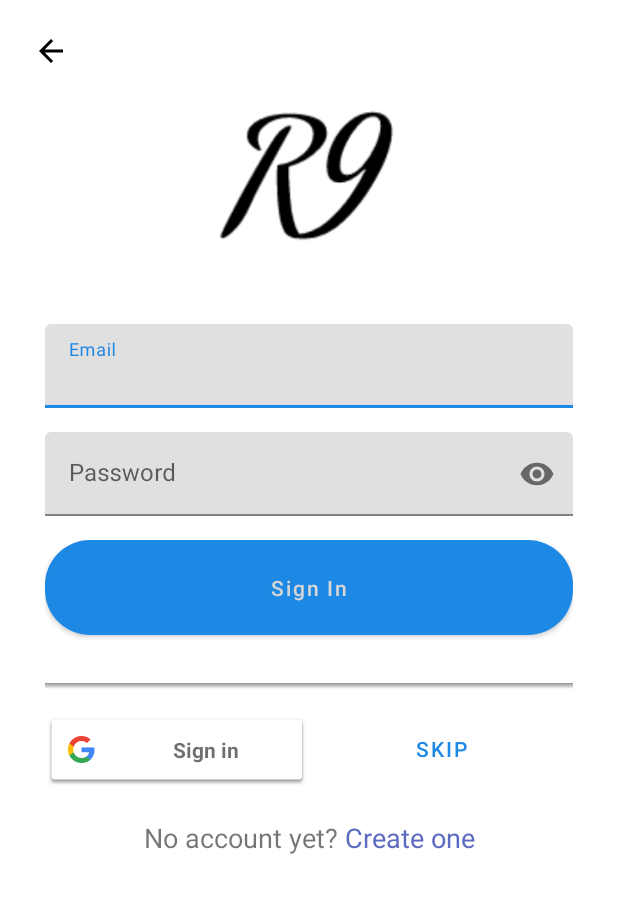
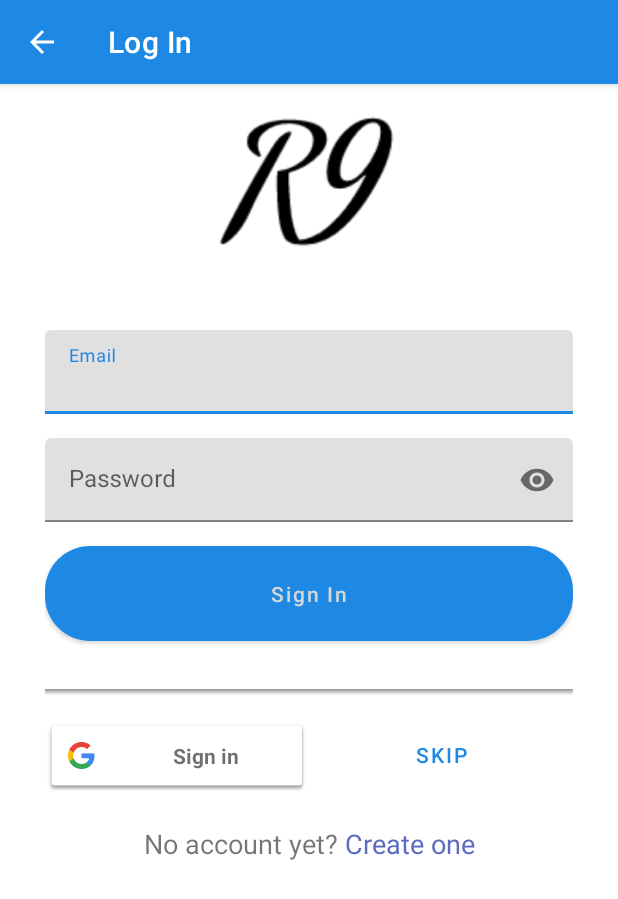
Before and after one commit to PreetamSingh11/Refer9, an Android app: the screen it shows after launch (LoginActivity), on a phone screen of 412 x 824 dp. Shown: the top 899 px of the screen. Run offline under Robolectric (Android 15) with nearby library versions, the phone set to English and light mode, and no system bars; our stand-ins replace Firebase (no records; nobody signed in at launch, a user with empty details on screens opened directly); plain views replace CircularProgressButton.

Commit message:
Daily Commits

```diff
--- a/app/src/main/java/com/refer/android/refer9/activities/LoginActivity.kt
+++ b/app/src/main/java/com/refer/android/refer9/activities/LoginActivity.kt
@@ -1,12 +1,10 @@
 package com.refer.android.refer9.activities
 
-import android.content.Intent
 import android.os.Bundle
 import android.view.WindowManager
 import androidx.appcompat.app.AppCompatActivity
 import com.refer.android.refer9.fragments.SignInFragment
 import com.refer.android.refer9.fragments.SignUpFragment
-import kotlinx.android.synthetic.main.activity_login.*
 
 
 class LoginActivity : AppCompatActivity() {
@@ -17,12 +15,10 @@ class LoginActivity : AppCompatActivity() {
 
         window.setSoftInputMode(WindowManager.LayoutParams.SOFT_INPUT_ADJUST_PAN)
 
+        val actionBar = supportActionBar
+        actionBar?.title = "Log In"
+
         addSignInFragment()
-
-        back_button_login.setOnClickListener{
-            val intent = Intent(this,MainActivity::class.java)
-            startActivity(intent)
-        }
     }
 
     fun addSignInFragment() {
--- a/app/src/main/java/com/refer/android/refer9/fragments/DoctorRegisterFragment.kt
+++ b/app/src/main/java/com/refer/android/refer9/fragments/DoctorRegisterFragment.kt
@@ -46,7 +46,7 @@ class DoctorRegisterFragment : androidx.fragment.app.Fragment() {
         inflater: LayoutInflater, container: ViewGroup?,
         savedInstanceState: Bundle?
     ): View? {
-        rootView = inflater.inflate(com.refer.android.refer9.R.layout.fragment_doctor_register, container, false)
+        rootView = inflater.inflate(R.layout.fragment_doctor_register, container, false)
 
         jsonString = JsonServices.getJsonFromLocalFile(requireContext(), "doctor.json")
         getDocTypesList()
--- a/app/src/main/res/layout/activity_login.xml
+++ b/app/src/main/res/layout/activity_login.xml
@@ -12,19 +12,6 @@
             android:layout_width="match_parent"
             android:layout_height="wrap_content"
             android:orientation="vertical">
-
-        <ImageButton
-                android:id="@+id/back_button_login"
-                android:src="@drawable/ic_arrow_back_black_24dp"
-                android:layout_marginTop="16dp"
-                android:layout_marginStart="16dp"
-                android:padding="6dp"
-                android:clickable="true"
-                android:focusable="true"
-                android:background="@drawable/button_back"
-                android:layout_width="wrap_content"
-                android:layout_height="wrap_content"
-                android:contentDescription="@string/back_button" />
 
         <ImageView
                 android:src="@drawable/ic_logo"
--- a/app/src/main/res/values/dimens.xml
+++ b/app/src/main/res/values/dimens.xml
@@ -12,5 +12,9 @@
     <dimen name="logo_image_width">150dp</dimen>
     <dimen name="logo_image_height">100dp</dimen>
 
+    <!-- Per the design guidelines, navigation drawers should be between 240dp and 320dp:
+         https://developer.android.com/design/patterns/navigation-drawer.html -->
+    <dimen name="navigation_drawer_width">240dp</dimen>
+
 
 </resources>
--- a/app/src/main/res/values/styles.xml
+++ b/app/src/main/res/values/styles.xml
@@ -1,13 +1,14 @@
 <resources xmlns:tools="http://schemas.android.com/tools">
 
     <!-- Base application theme. -->
-    <style name="AppTheme" parent="Theme.MaterialComponents.Light.NoActionBar">
+    <style name="AppTheme" parent="Theme.MaterialComponents.Light.DarkActionBar">
         <!-- Customize your theme here. -->
         <item name="colorPrimary">@color/colorPrimary</item>
         <item name="colorPrimaryDark">@color/colorPrimaryDark</item>
         <item name="colorAccent">@color/colorAccent</item>
         <item name="android:autofilledHighlight" tools:targetApi="o">@drawable/autofill_background</item>
         <item name="colorControlHighlight">#ff0000</item>
+
     </style>
 
     <style name="TextInputLayout_style" parent="Widget.MaterialComponents.TextInputLayout.OutlinedBox">
```
Also changed, not shown: app/build.gradle (+5 -4 lines), app/src/main/AndroidManifest.xml (+11 -2 lines), app/src/main/java/com/refer/android/refer9/activities/MainActivity.kt (+12 -11 lines), app/src/main/res/values/strings.xml (+11 -0 lines), app/src/main/res/drawable-hdpi/drawer_shadow.9.png (added), app/src/main/res/drawable-hdpi/ic_drawer.png (added), app/src/main/res/drawable-mdpi/drawer_shadow.9.png (added), app/src/main/res/drawable-mdpi/ic_drawer.png (added), app/src/main/res/drawable-xhdpi/drawer_shadow.9.png (added), app/src/main/res/drawable-xhdpi/ic_drawer.png (added), app/src/main/res/drawable-xxhdpi/drawer_shadow.9.png (added), app/src/main/res/drawable-xxhdpi/ic_drawer.png (added).
